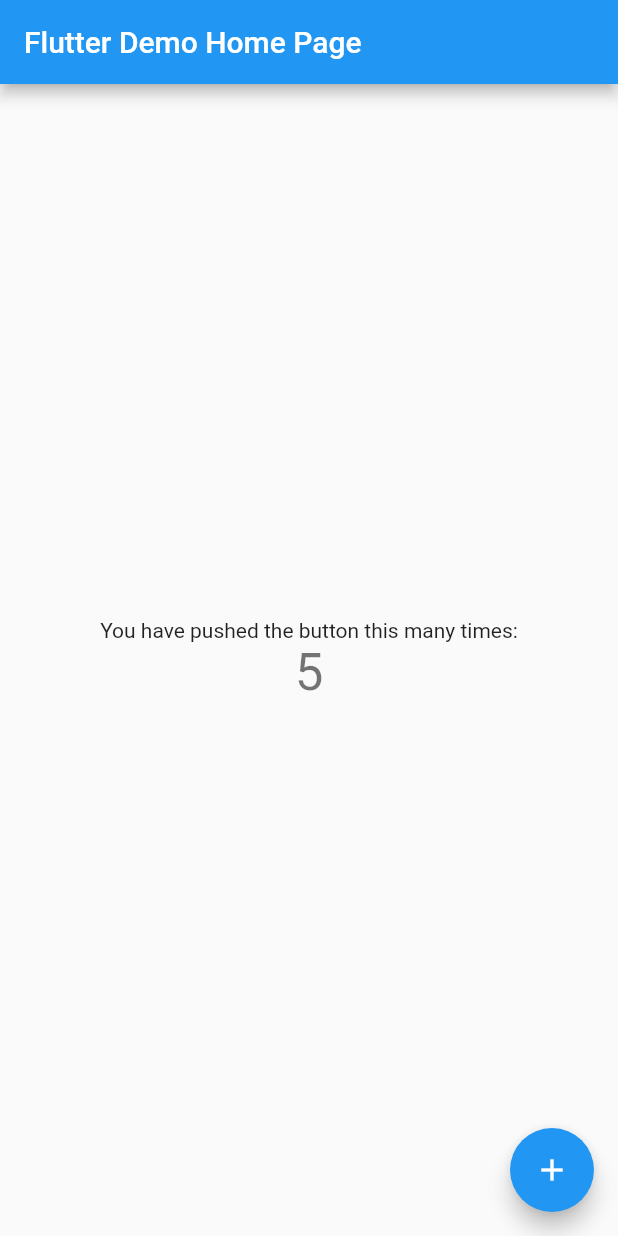
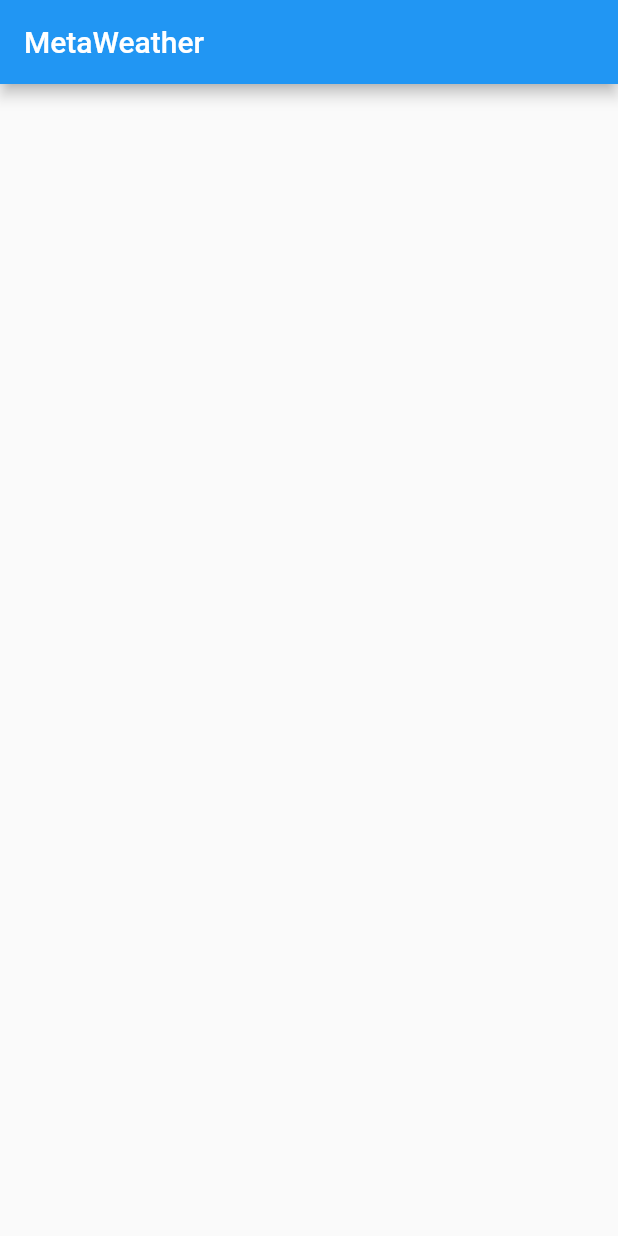
Before and after one commit to davidspeers/MetaWeather, a Flutter app: the screen it shows after launch, on a phone screen of 412 x 824 dp. Run offline on Flutter 3.47's test engine with Material 2 defaults, Android fonts, the phone set to English and light mode, and no system bars.

Commit message:
Split main.dart into main.dart and home.dart

```diff
--- /dev/null
+++ b/lib/home.dart
@@ -0,0 +1,17 @@
+import 'package:flutter/material.dart';
+
+class HomePage extends StatelessWidget {
+  final String title;
+
+  HomePage({Key key, this.title}) : super(key: key);
+
+  @override
+  Widget build(BuildContext context) {
+    return Scaffold(
+      appBar: AppBar(
+        title: Text(title),
+      ),
+      body: Container()
+    );
+  }
+}
--- a/lib/main.dart
+++ b/lib/main.dart
@@ -1,111 +1,16 @@
 import 'package:flutter/material.dart';
+import 'home.dart';
 
 void main() => runApp(MyApp());
 
 class MyApp extends StatelessWidget {
-  // This widget is the root of your application.
   @override
   Widget build(BuildContext context) {
+    final appTitle = 'MetaWeather';
+
     return MaterialApp(
-      title: 'Flutter Demo',
-      theme: ThemeData(
-        // This is the theme of your application.
-        //
-        // Try running your application with "flutter run". You'll see the
-        // application has a blue toolbar. Then, without quitting the app, try
-        // changing the primarySwatch below to Colors.green and then invoke
-        // "hot reload" (press "r" in the console where you ran "flutter run",
-        // or simply save your changes to "hot reload" in a Flutter IDE).
-        // Notice that the counter didn't reset back to zero; the application
-        // is not restarted.
-        primarySwatch: Colors.blue,
-      ),
-      home: MyHomePage(title: 'Flutter Demo Home Page'),
+      title: appTitle,
+      home: HomePage(title: appTitle),
     );
   }
 }
-
-class MyHomePage extends StatefulWidget {
-  MyHomePage({Key key, this.title}) : super(key: key);
-
-  // This widget is the home page of your application. It is stateful, meaning
-  // that it has a State object (defined below) that contains fields that affect
-  // how it looks.
-
-  // This class is the configuration for the state. It holds the values (in this
-  // case the title) provided by the parent (in this case the App widget) and
-  // used by the build method of the State. Fields in a Widget subclass are
-  // always marked "final".
-
-  final String title;
-
-  @override
-  _MyHomePageState createState() => _MyHomePageState();
-}
-
-class _MyHomePageState extends State<MyHomePage> {
-  int _counter = 5;
-
-  void _incrementCounter() {
-    setState(() {
-      // This call to setState tells the Flutter framework that something has
-      // changed in this State, which causes it to rerun the build method below
-      // so that the display can reflect the updated values. If we changed
-      // _counter without calling setState(), then the build method would not be
-      // called again, and so nothing would appear to happen.
-      _counter++;
-    });
-  }
-
-  @override
-  Widget build(BuildContext context) {
-    // This method is rerun every time setState is called, for instance as done
-    // by the _incrementCounter method above.
-    //
-    // The Flutter framework has been optimized to make rerunning build methods
-    // fast, so that you can just rebuild anything that needs updating rather
-    // than having to individually change instances of widgets.
-    return Scaffold(
-      appBar: AppBar(
-        // Here we take the value from the MyHomePage object that was created by
-        // the App.build method, and use it to set our appbar title.
-        title: Text(widget.title),
-      ),
-      body: Center(
-        // Center is a layout widget. It takes a single child and positions it
-        // in the middle of the parent.
-        child: Column(
-          // Column is also layout widget. It takes a list of children and
-          // arranges them vertically. By default, it sizes itself to fit its
-          // children horizontally, and tries to be as tall as its parent.
-          //
-          // Invoke "debug painting" (press "p" in the console, choose the
-          // "Toggle Debug Paint" action from the Flutter Inspector in Android
-          // Studio, or the "Toggle Debug Paint" command in Visual Studio Code)
-          // to see the wireframe for each widget.
-          //
-          // Column has various properties to control how it sizes itself and
-          // how it positions its children. Here we use mainAxisAlignment to
-          // center the children vertically; the main axis here is the vertical
-          // axis because Columns are vertical (the cross axis would be
-          // horizontal).
-          mainAxisAlignment: MainAxisAlignment.center,
-          children: <Widget>[
-            Text(
-              'You have pushed the button this many times:',
-            ),
-            Text(
-              '$_counter',
-              style: Theme.of(context).textTheme.display1,
-            ),
-          ],
-        ),
-      ),
-      floatingActionButton: FloatingActionButton(
-        onPressed: _incrementCounter,
-        tooltip: 'Increment',
-        child: Icon(Icons.add),
-      ), // This trailing comma makes auto-formatting nicer for build methods.
-    );
-  }
-}
```
